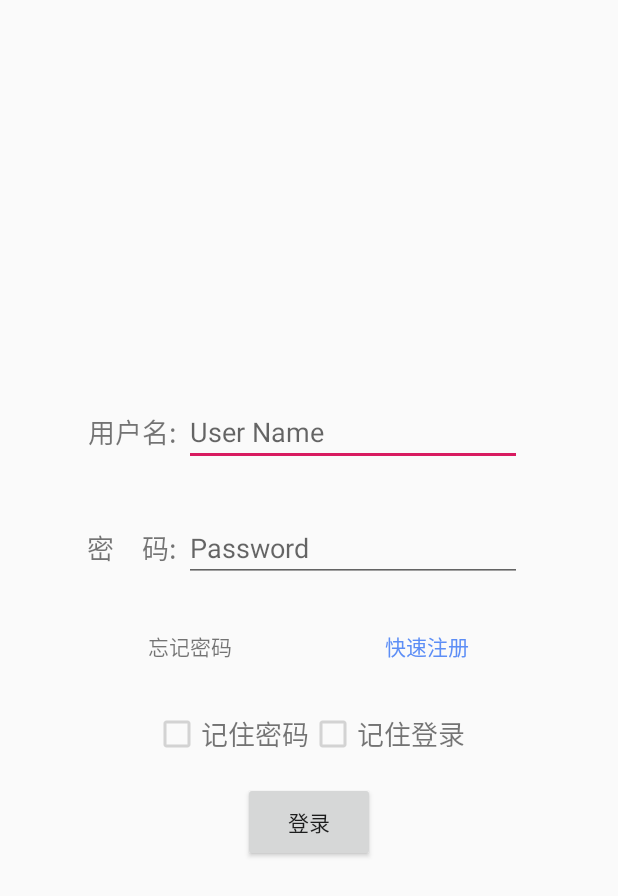
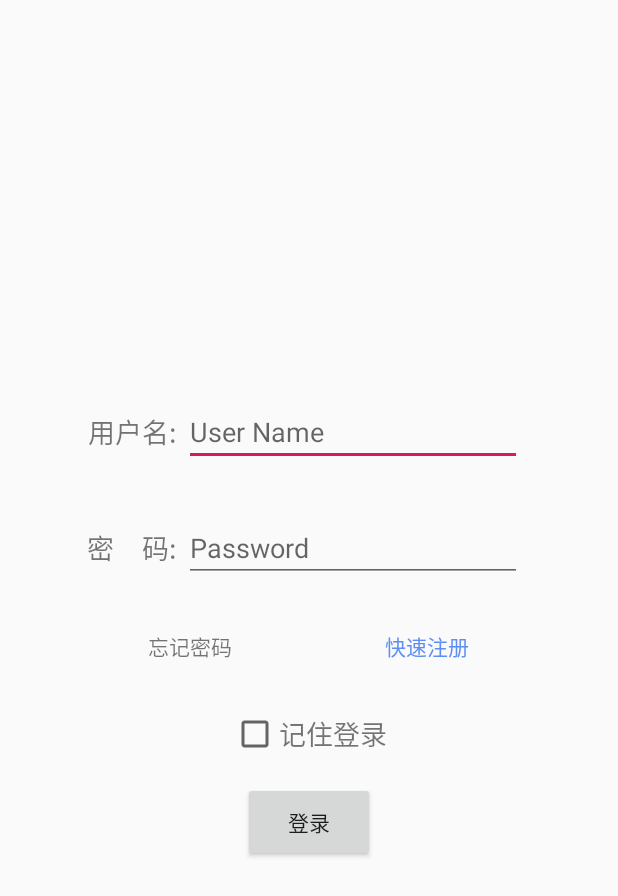
Before and after one commit to musharing-team/Musharing-Android, an Android app: the screen it shows after launch (LoginActivity), on a phone screen of 412 x 824 dp. Shown: the top 896 px of the screen. Run offline under Robolectric (Android 15) with nearby library versions, the phone set to English and light mode, and no system bars.

Commit message:
针对新加的<记住密码>debug，修改其带来的代码混乱、UI错误、不安全问题，并完善注释、改进代码风格

```diff
--- a/app/src/main/java/com/mine/musharing/activities/LoginActivity.java
+++ b/app/src/main/java/com/mine/musharing/activities/LoginActivity.java
@@ -45,11 +45,12 @@ public class LoginActivity extends AppCompatActivity {
 
     private ProgressBar progressBar;
     private SharedPreferences pref;
-    private String szImei;
+
     private EditText userNameText;
     private EditText passwordText;
-    private CheckBox rememberPass;
-    private Button loginButton;
+    private CheckBox rememberAccountCheckBox;
+
+    private String szImei;
 
     @Override
     protected void onCreate(Bundle savedInstanceState) {
@@ -58,34 +59,28 @@ public class LoginActivity extends AppCompatActivity {
 
         pref = PreferenceManager.getDefaultSharedPreferences(this);
 
-        final CheckBox rememberPass = findViewById(R.id.remember_account);
-        final Button loginButton = findViewById(R.id.login_button);
-        final EditText userNameText = findViewById(R.id.login_user_name);
-        final EditText passwordText = findViewById(R.id.login_password);
+        rememberAccountCheckBox = findViewById(R.id.remember_account);
+        userNameText = findViewById(R.id.login_user_name);
+        passwordText = findViewById(R.id.login_password);
 
-        //引入imei加密后产生密匙
-        final TelephonyManager tm = (TelephonyManager) getBaseContext().getSystemService(Context.TELEPHONY_SERVICE);
-        final String tmDevice, tmSerial, tmPhone, androidId;
+        // 引入imei加密后产生密匙
         if (ActivityCompat.checkSelfPermission(this, Manifest.permission.READ_PHONE_STATE) != PackageManager.PERMISSION_GRANTED) {
-            // TODO: Consider calling
-            //    ActivityCompat#requestPermissions
-            // here to request the missing permissions, and then overriding
-            //   public void onRequestPermissionsResult(int requestCode, String[] permissions,
-            //                                          int[] grantResults)
-            // to handle the case where the user grants the permission. See the documentation
-            // for ActivityCompat#requestPermissions for more details.
-            //return;
             ActivityCompat.requestPermissions(LoginActivity.this, new String[]{Manifest.permission.READ_PHONE_STATE}, 1);
         }
+
+        final TelephonyManager tm = (TelephonyManager) getBaseContext().getSystemService(Context.TELEPHONY_SERVICE);
+        final String tmDevice, tmSerial, androidId;
+
         tmDevice = "" + tm.getDeviceId();
         tmSerial = "" + tm.getSimSerialNumber();
         androidId = "" + android.provider.Settings.Secure.getString(getContentResolver(), android.provider.Settings.Secure.ANDROID_ID);
         UUID deviceUuid = new UUID(androidId.hashCode(), ((long)tmDevice.hashCode() << 32) | tmSerial.hashCode());
-        String szImei = deviceUuid.toString();
+        szImei = deviceUuid.toString();
 
         progressBar = findViewById(R.id.login_progress_bar);
         progressBar.setIndeterminate(true);
         progressBar.setVisibility(View.GONE);
+
         getRememberedAccount();
     }
 
@@ -98,7 +93,9 @@ public class LoginActivity extends AppCompatActivity {
             Toast.makeText(this, "请输入用户名和密码", Toast.LENGTH_SHORT).show();
             return;
         }
+
         rememberAccount();
+
         String nameEncoded = UserUtil.encodeName(userName);
         String passwordEncrypted = UserUtil.encryptPassword(nameEncoded, password);
 
@@ -147,28 +144,35 @@ public class LoginActivity extends AppCompatActivity {
         startActivity(intent);
         finish();
     }
+
+    /**
+     * 尝试读取记住的账户，如果有已记住的则填充至输入框中
+     */
     public void getRememberedAccount(){
-        // 读取记住的账户
-        boolean isRemember = pref.getBoolean("remember_account", false);
-        if (isRemember) {
+        boolean isRemembered = pref.getBoolean("remember_account", false);
+
+        if (isRemembered) {
             String account = pref.getString("account", "");
             String password = pref.getString("password", "");
 
             userNameText.setText(AESUtil.decrypt(szImei,account));
             passwordText.setText(AESUtil.decrypt(szImei,password));
 
-            rememberPass.setChecked(true);
-            loginButton.setEnabled(true);
+            // "续订"
+            rememberAccountCheckBox.setChecked(true);
         }
     }
+
+    /**
+     * 尝试记住账户，只有勾选了选择框才会记住
+     */
     public void rememberAccount() {
         final SharedPreferences.Editor editor = pref.edit();
 
-        if (rememberPass.isChecked()) {
+        if (rememberAccountCheckBox.isChecked()) {
             editor.putBoolean("remember_account", true);
             editor.putString("account", AESUtil.encrypt(szImei,userNameText.getText().toString()));
             editor.putString("password",AESUtil.encrypt(szImei,passwordText.getText().toString()));
-
         } else {
             editor.clear();
         }
--- a/app/src/main/java/com/mine/musharing/utils/AESUtil.java
+++ b/app/src/main/java/com/mine/musharing/utils/AESUtil.java
@@ -9,13 +9,17 @@ import javax.crypto.spec.IvParameterSpec;
 import javax.crypto.spec.SecretKeySpec;
 
 
+/**
+ * <h1>加密库</h1>
+ *
+ * <p>在 LoginActivity 的 <em>记住密码</em> 功能中，对储存的用户名和密码进行 AES 加/解密</p>
+ */
 public class AESUtil {
 
+    // private static final String CipherMode = "AES/ECB/PKCS5Padding";     //使用ECB加密，不需要设置IV，但是不安全
+    private static final String CipherMode = "AES/CFB/NoPadding";   //使用CFB加密，需要设置IV
 
-    //    private static final String CipherMode = "AES/ECB/PKCS5Padding";使用ECB加密，不需要设置IV，但是不安全
-    private static final String CipherMode = "AES/CFB/NoPadding";//使用CFB加密，需要设置IV
-
-    // /** 创建密钥 **/
+    /** 创建密钥 **/
     private static SecretKeySpec createKey(String password) {
         byte[] data = null;
         if (password == null) {
@@ -38,11 +42,10 @@ public class AESUtil {
         return new SecretKeySpec(data, "AES");
     }
 
-    // /** 加密字节数据 **/
+    /** 加密字节数据 **/
     private static byte[] encrypt(byte[] content, String password) {
         try {
             SecretKeySpec key = createKey(password);
-            System.out.println(key);
             Cipher cipher = Cipher.getInstance(CipherMode);
             cipher.init(Cipher.ENCRYPT_MODE, key, new IvParameterSpec(
                     new byte[cipher.getBlockSize()]));
@@ -53,9 +56,9 @@ public class AESUtil {
         return null;
     }
 
-    // /** 加密(结果为16进制字符串) **/
+    /** 加密(结果为16进制字符串) **/
     public static String encrypt(String password, String content) {
-        Log.d("加密前", "seed=" + password + "\ncontent=" + content);
+        // Log.d("加密前", "seed=" + password + "\ncontent=" + content);
         byte[] data = null;
         try {
             data = content.getBytes("UTF-8");
@@ -64,11 +67,11 @@ public class AESUtil {
         }
         data = encrypt(data, password);
         String result = byte2hex(data);
-        Log.d("加密后", "result=" + result);
+        // Log.d("加密后", "result=" + result);
         return result;
     }
 
-    // /** 解密字节数组 **/
+    /** 解密字节数组 **/
     private static byte[] decrypt(byte[] content, String password) {
 
         try {
@@ -84,9 +87,9 @@ public class AESUtil {
         return null;
     }
 
-    // /** 解密16进制的字符串为字符串 **/
+    /** 解密16进制的字符串为字符串 **/
     public static String decrypt(String password, String content) {
-        Log.d("解密前", "seed=" + password + "\ncontent=" + content);
+        // Log.d("解密前", "seed=" + password + "\ncontent=" + content);
         byte[] data = null;
         try {
             data = hex2byte(content);
@@ -99,14 +102,14 @@ public class AESUtil {
         String result = null;
         try {
             result = new String(data, "UTF-8");
-            Log.d("解密后", "result=" + result);
+            // Log.d("解密后", "result=" + result);
         } catch (UnsupportedEncodingException e) {
             e.printStackTrace();
         }
         return result;
     }
 
-    // /** 字节数组转成16进制字符串 **/
+    /** 字节数组转成16进制字符串 **/
     private static String byte2hex(byte[] b) { // 一个字节的数，
         StringBuilder sb = new StringBuilder(b.length * 2);
         String tmp = "";
@@ -121,7 +124,7 @@ public class AESUtil {
         return sb.toString().toUpperCase(); // 转成大写
     }
 
-    // /** 将hex字符串转换成字节数组 **/
+    /** 将hex字符串转换成字节数组 **/
     private static byte[] hex2byte(String inputString) {
         if (inputString == null || inputString.length() < 2) {
             return new byte[0];
--- a/app/src/main/res/layout/activity_login.xml
+++ b/app/src/main/res/layout/activity_login.xml
@@ -93,30 +93,17 @@
                 android:onClick="toRegisterOnClick"
                 android:textColor="#5D8EF6" />
         </LinearLayout>
+
         <LinearLayout
             android:layout_width="wrap_content"
             android:layout_height="wrap_content"
             android:padding="16dp"
+            android:orientation="horizontal">
 
-            android:orientation="horizontal">
             <CheckBox
                 android:id="@+id/remember_account"
                 android:layout_gravity="center"
-                android:enabled="false"
-                android:layout_width="wrap_content"
-                android:layout_height="wrap_content" />
-
-            <TextView
-                android:layout_width="wrap_content"
-                android:layout_height="wrap_content"
-                android:layout_gravity="center"
-                android:gravity="center"
-                android:text="记住密码"
-                android:textSize="18sp" />
-            <CheckBox
-                android:id="@+id/login_remember"
-                android:layout_gravity="center"
-                android:enabled="false"
+                android:enabled="true"
                 android:layout_width="wrap_content"
                 android:layout_height="wrap_content" />
 
@@ -129,6 +116,7 @@
                 android:textSize="18sp" />
 
         </LinearLayout>
+
         <Button
             android:id="@+id/login_button"
             android:text="登录"
```
